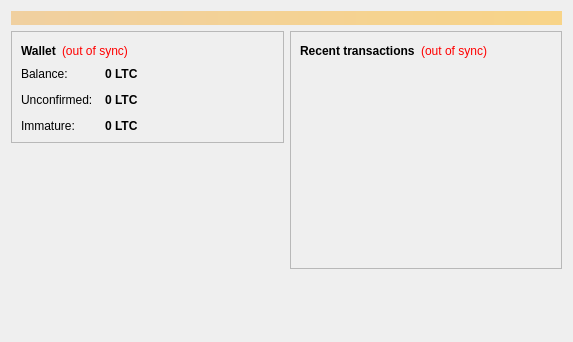
The window that src/qt/forms/overviewpage.ui (chriswolske/dcoin) describes before a commit, drawn with Qt 5.
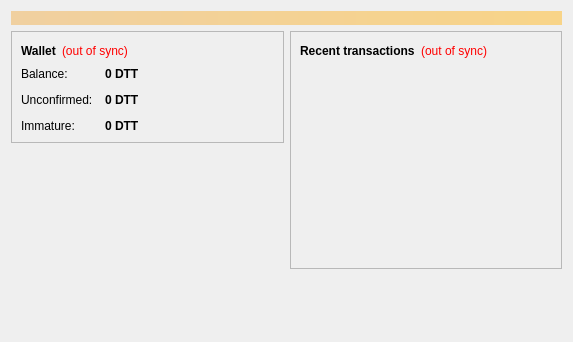
The same window after the commit.

```diff
--- a/src/qt/forms/overviewpage.ui
+++ b/src/qt/forms/overviewpage.ui
@@ -122,7 +122,7 @@
                <string>Your current balance</string>
               </property>
               <property name="text">
-               <string notr="true">0 LTC</string>
+               <string notr="true">0 DTT</string>
               </property>
               <property name="textInteractionFlags">
                <set>Qt::LinksAccessibleByMouse|Qt::TextSelectableByKeyboard|Qt::TextSelectableByMouse</set>
@@ -151,7 +151,7 @@
                <string>Total of transactions that have yet to be confirmed, and do not yet count toward the current balance</string>
               </property>
               <property name="text">
-               <string notr="true">0 LTC</string>
+               <string notr="true">0 DTT</string>
               </property>
               <property name="textInteractionFlags">
                <set>Qt::LinksAccessibleByMouse|Qt::TextSelectableByKeyboard|Qt::TextSelectableByMouse</set>
@@ -177,7 +177,7 @@
                <string>Mined balance that has not yet matured</string>
               </property>
               <property name="text">
-               <string notr="true">0 LTC</string>
+               <string notr="true">0 DTT</string>
               </property>
               <property name="textInteractionFlags">
                <set>Qt::LinksAccessibleByMouse|Qt::TextSelectableByKeyboard|Qt::TextSelectableByMouse</set>
```
